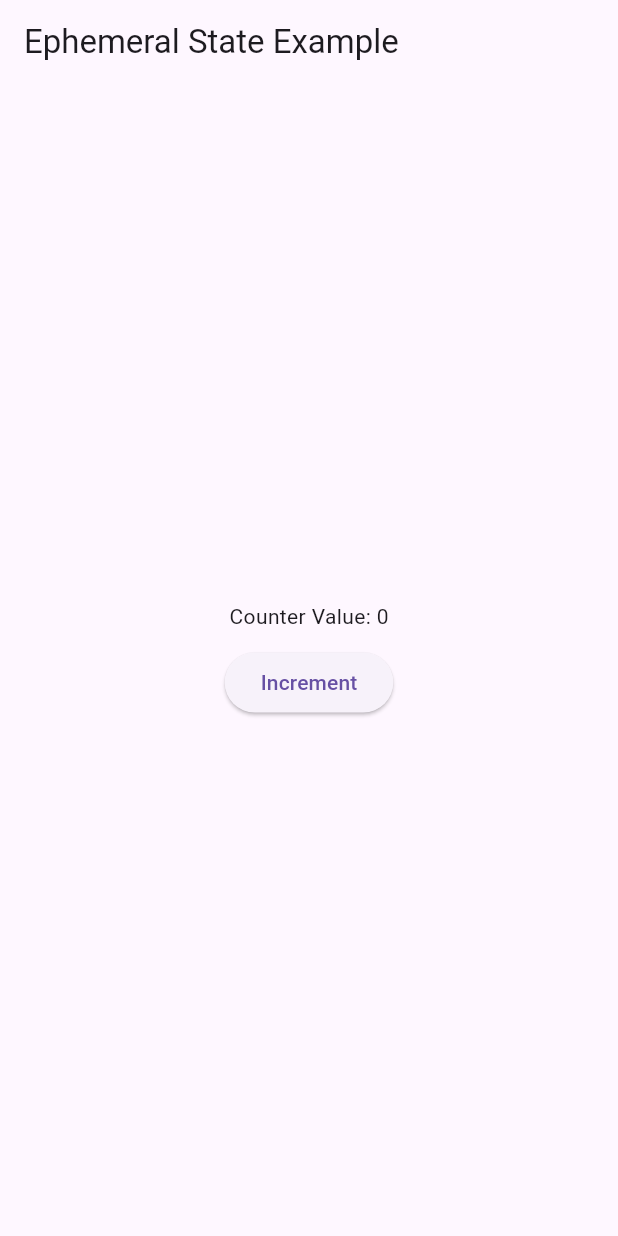
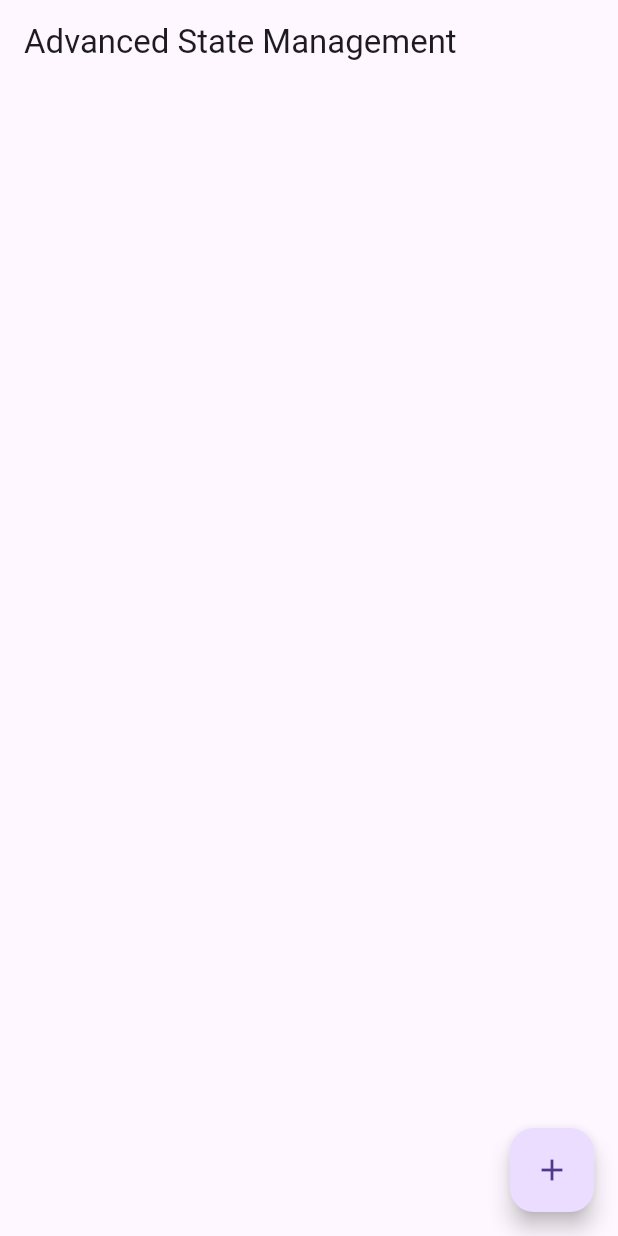
Before and after one commit to amirahnathania/Lab_Vispro_Week4, a Flutter app: the screen it shows after launch, on a phone screen of 412 x 824 dp. Run offline on Flutter 3.47's test engine with Material 3 defaults, Android fonts, the phone set to English and light mode, and no system bars.

Commit message:
tambahkan Session 4 Assignments

```diff
--- a/ephemeral_state_codelab/lib/main.dart
+++ b/ephemeral_state_codelab/lib/main.dart
@@ -1,43 +1,199 @@
 import 'package:flutter/material.dart';
+import 'package:provider/provider.dart';
+import 'dart:math';
 
-void main() => runApp(MyEphemeralApp());
+/// Model Counter: simpan nilai, warna, dan label
+class CounterItem {
+  int value;
+  Color color;
+  String label;
 
-class MyEphemeralApp extends StatelessWidget {
+  CounterItem({this.value = 0, required this.color, required this.label});
+}
+
+/// GlobalState: atur semua counter
+class GlobalState extends ChangeNotifier {
+  List<CounterItem> _counters = [];
+
+  List<CounterItem> get counters => _counters;
+
+  /// tambah counter baru
+  void addCounter() {
+    final random = Random();
+    _counters.add(
+      CounterItem(
+        value: 0,
+        color: Colors.primaries[random.nextInt(Colors.primaries.length)],
+        label: "Counter ${_counters.length + 1}",
+      ),
+    );
+    notifyListeners();
+  }
+
+  /// hapus counter
+  void removeCounter(int index) {
+    if (index >= 0 && index < _counters.length) {
+      _counters.removeAt(index);
+      notifyListeners();
+    }
+  }
+
+  /// naikkan nilai
+  void increment(int index) {
+    _counters[index].value++;
+    notifyListeners();
+  }
+
+  /// turunkan nilai (min 0)
+  void decrement(int index) {
+    if (_counters[index].value > 0) {
+      _counters[index].value--;
+      notifyListeners();
+    }
+  }
+
+  /// ubah label dan warna
+  void updateCounter(int index, String newLabel, Color newColor) {
+    _counters[index].label = newLabel;
+    _counters[index].color = newColor;
+    notifyListeners();
+  }
+
+  /// urutkan ulang (drag and drop)
+  void reorderCounters(int oldIndex, int newIndex) {
+    if (newIndex > oldIndex) newIndex -= 1;
+    final item = _counters.removeAt(oldIndex);
+    _counters.insert(newIndex, item);
+    notifyListeners();
+  }
+}
+
+void main() {
+  runApp(
+    ChangeNotifierProvider(
+      create: (_) => GlobalState(),
+      child: MyApp(),
+    ),
+  );
+}
+
+/// Aplikasi utama
+class MyApp extends StatelessWidget {
   @override
   Widget build(BuildContext context) {
     return MaterialApp(
       home: Scaffold(
-        appBar: AppBar(title: Text('Ephemeral State Example')),
-        body: CounterWidget(),
+        appBar: AppBar(title: Text("Advanced State Management")),
+        body: CounterList(),
+        floatingActionButton: FloatingActionButton(
+          onPressed: () {
+            Provider.of<GlobalState>(context, listen: false).addCounter();
+          },
+          child: Icon(Icons.add),
+        ),
       ),
     );
   }
 }
 
-class CounterWidget extends StatefulWidget {
-  @override
-  _CounterWidgetState createState() => _CounterWidgetState();
-}
-
-class _CounterWidgetState extends State<CounterWidget> {
-  int _counter = 0;
-
+/// List semua counter
+class CounterList extends StatelessWidget {
   @override
   Widget build(BuildContext context) {
-    return Center(
-      child: Column(
-        mainAxisAlignment: MainAxisAlignment.center,
-        children: <Widget>[
-          Text('Counter Value: $_counter'),
-          SizedBox(height: 10),
-          ElevatedButton(
+    return Consumer<GlobalState>(
+      builder: (context, state, child) {
+        return ReorderableListView(
+          onReorder: (oldIndex, newIndex) {
+            state.reorderCounters(oldIndex, newIndex);
+          },
+          children: [
+            for (int index = 0; index < state.counters.length; index++)
+              Card(
+                key: ValueKey(index),
+                color: state.counters[index].color.withOpacity(0.2),
+                child: ListTile(
+                  title: Text(
+                    "${state.counters[index].label}:",
+                    style: TextStyle(fontWeight: FontWeight.bold),
+                  ),
+                  subtitle: AnimatedSwitcher(
+                    duration: Duration(milliseconds: 300),
+                    child: Text(
+                      '${state.counters[index].value}',
+                      key: ValueKey<int>(state.counters[index].value),
+                      style: TextStyle(fontSize: 24),
+                    ),
+                  ),
+                  trailing: Row(
+                    mainAxisSize: MainAxisSize.min,
+                    children: [
+                      IconButton(
+                          icon: Icon(Icons.remove),
+                          onPressed: () => state.decrement(index)),
+                      IconButton(
+                          icon: Icon(Icons.add),
+                          onPressed: () => state.increment(index)),
+                      IconButton(
+                        icon: Icon(Icons.edit),
+                        onPressed: () {
+                          _showEditDialog(context, state, index);
+                        },
+                      ),
+                      IconButton(
+                        icon: Icon(Icons.delete),
+                        onPressed: () => state.removeCounter(index),
+                      ),
+                    ],
+                  ),
+                ),
+              )
+          ],
+        );
+      },
+    );
+  }
+
+  /// popup edit label dan warna
+  void _showEditDialog(BuildContext context, GlobalState state, int index) {
+    final controller =
+        TextEditingController(text: state.counters[index].label);
+    Color selectedColor = state.counters[index].color;
+
+    showDialog(
+      context: context,
+      builder: (_) => AlertDialog(
+        title: Text("Edit Counter"),
+        content: Column(
+          mainAxisSize: MainAxisSize.min,
+          children: [
+            TextField(
+              controller: controller,
+              decoration: InputDecoration(labelText: "Label"),
+            ),
+            Wrap(
+              spacing: 8,
+              children: Colors.primaries.take(6).map((color) {
+                return GestureDetector(
+                  onTap: () {
+                    selectedColor = color;
+                  },
+                  child: CircleAvatar(
+                    backgroundColor: color,
+                    child: selectedColor == color ? Icon(Icons.check) : null,
+                  ),
+                );
+              }).toList(),
+            )
+          ],
+        ),
+        actions: [
+          TextButton(
             onPressed: () {
-              setState(() {
-                _counter++;
-              });
+              state.updateCounter(index, controller.text, selectedColor);
+              Navigator.pop(context);
             },
-            child: Text('Increment'),
-          ),
+            child: Text("Save"),
+          )
         ],
       ),
     );
--- a/ephemeral_state_codelab/pubspec.yaml
+++ b/ephemeral_state_codelab/pubspec.yaml
@@ -30,6 +30,7 @@ environment:
 dependencies:
   flutter:
     sdk: flutter
+  provider: ^6.0.0
 
   # The following adds the Cupertino Icons font to your application.
   # Use with the CupertinoIcons class for iOS style icons.
```
Also changed, not shown: ephemeral_state_codelab/lib/global_state.dart (added, +31 -0 lines), ephemeral_state_codelab/pubspec.lock, 1 other file.
